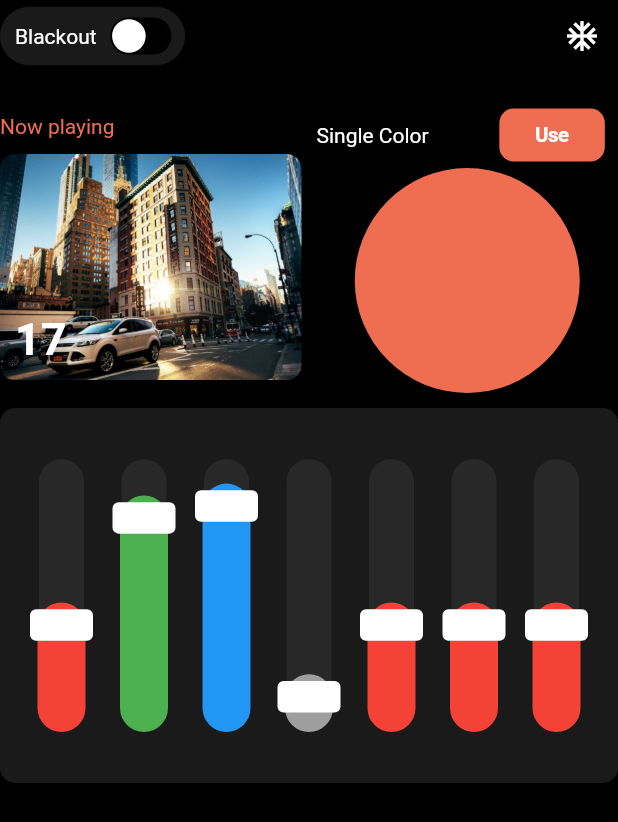
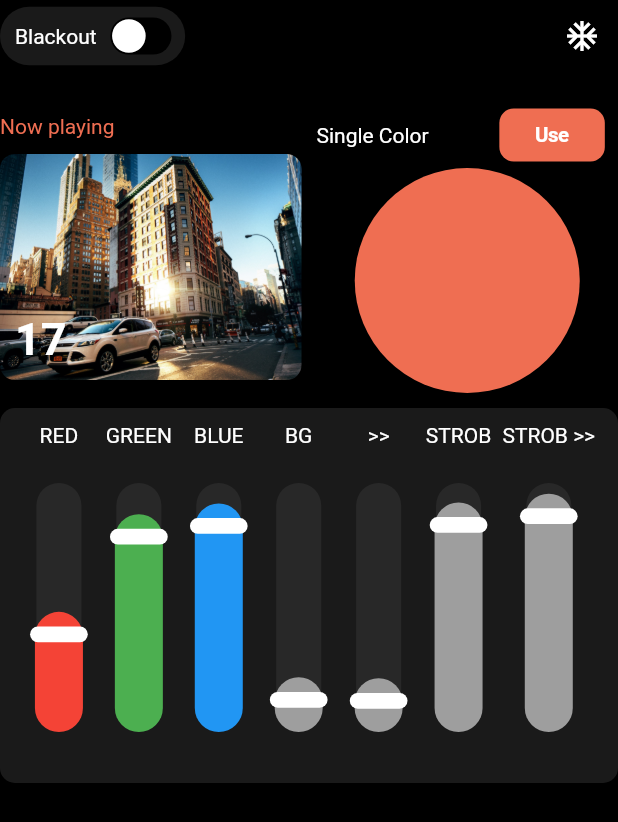
Before and after one commit to priyanthabuddhika/fbitcolor, a Flutter app: the screen it shows after launch, on a phone screen of 412 x 824 dp. Shown: the top 822 px of the screen. Run offline on Flutter 3.47's test engine with Material 2 defaults, Android fonts, the phone set to English and light mode, and no system bars; our stand-ins replace dio, shared_preferences; Roboto replaces fonts that are missing (ProductSans).

Commit message:
slider title added

```diff
--- a/lib/ui/home/home.dart
+++ b/lib/ui/home/home.dart
@@ -151,6 +151,7 @@ class _HomeState extends State<Home> {
                   mainAxisAlignment: MainAxisAlignment.spaceEvenly,
                   children: [
                     SliderWidget(
+                      title: "RED",
                       activeTrackColor: Colors.red,
                       initialValue: red,
                       onValueChanged: (value) {
@@ -160,6 +161,7 @@ class _HomeState extends State<Home> {
                       },
                     ),
                     SliderWidget(
+                      title: "GREEN",
                       activeTrackColor: Colors.green,
                       initialValue: green,
                       onValueChanged: (value) {
@@ -169,6 +171,7 @@ class _HomeState extends State<Home> {
                       },
                     ),
                     SliderWidget(
+                      title: "BLUE",
                       activeTrackColor: Colors.blue,
                       initialValue: blue,
                       onValueChanged: (value) {
@@ -178,42 +181,45 @@ class _HomeState extends State<Home> {
                       },
                     ),
                     SliderWidget(
+                      title: "BG",
                       activeTrackColor: Colors.grey,
                       initialValue: brightness,
                       onValueChanged: (value) {
                         setState(() {
-                      red = value;
+                          brightness = value;
                         });
                       },
                     ),
                     SliderWidget(
-                  activeTrackColor: Colors.red,
-                  initialValue: red,
+                      title: ">>",
+                      activeTrackColor: Colors.grey,
+                      initialValue: speed,
                       onValueChanged: (value) {
                         setState(() {
-                      red = value;
+                          speed = value;
                         });
                       },
                     ),
                     SliderWidget(
-                  activeTrackColor: Colors.red,
-                  initialValue: red,
+                      title: "STROB",
+                      activeTrackColor: Colors.grey,
+                      initialValue: strobe,
                       onValueChanged: (value) {
                         setState(() {
-                      red = value;
+                          strobe = value;
                         });
                       },
                     ),
                     SliderWidget(
-                  activeTrackColor: Colors.red,
-                  initialValue: red,
+                      title: "STROB >>",
+                      activeTrackColor: Colors.grey,
+                      initialValue: strobeSpeed,
                       onValueChanged: (value) {
                         setState(() {
-                      red = value;
+                          strobeSpeed = value;
                         });
                       },
                     ),
-
                   ]),
             ),
           ],
--- a/lib/widgets/custom_slider.dart
+++ b/lib/widgets/custom_slider.dart
@@ -31,6 +31,7 @@ class _SliderWidgetState extends State<SliderWidget> {
   Widget build(BuildContext context) {
     return Column(
       children: <Widget>[
+        Text(widget.title),
         Expanded(
           child: RotatedBox(
             quarterTurns: 3,
@@ -43,8 +44,9 @@ class _SliderWidgetState extends State<SliderWidget> {
                 // trackShape: CustomTrackShape(),
 
                 thumbShape: CustomSliderThumbRect(
-                  thumbRadius: 10,
+                  thumbRadius: 15,
                   thumbHeight: 35,
+
                 ),
 
                 overlayColor: Colors.white.withOpacity(0),
--- a/lib/widgets/custom_thumb.dart
+++ b/lib/widgets/custom_thumb.dart
@@ -35,7 +35,7 @@ class CustomSliderThumbRect extends SliderComponentShape {
 
     final rRect = RRect.fromRectAndRadius(
       Rect.fromCenter(
-          center: center, width: thumbHeight * .6, height: thumbHeight * 1.2),
+          center: center, width: thumbHeight * .3, height: thumbHeight * 1.1),
       Radius.circular(thumbRadius * .4),
     );
 
```
Lines whose indentation alone changed are shown as unchanged.
